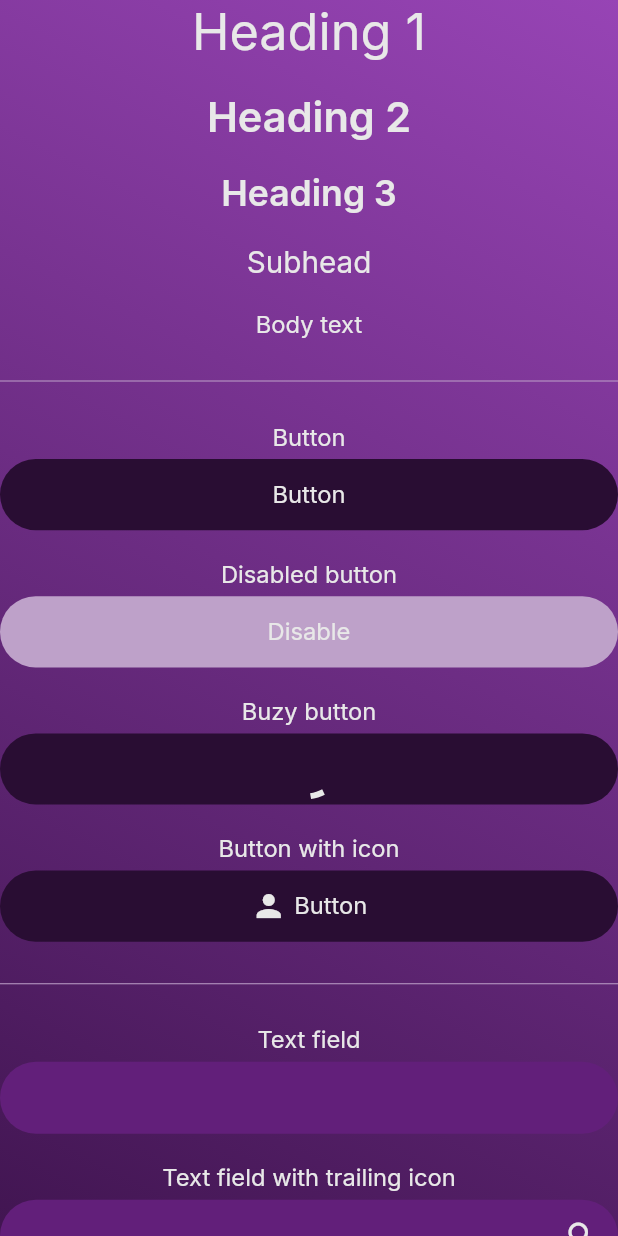
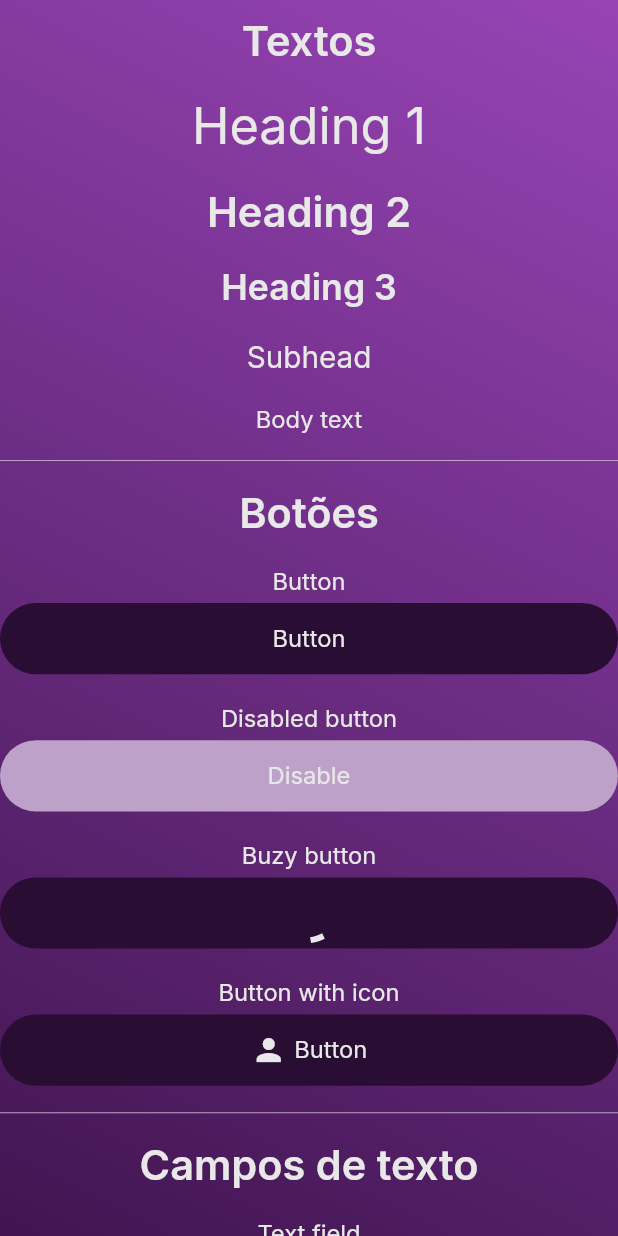
Before and after one commit to zdsantos/my_movies, a Flutter app: the screen it shows after launch, on a phone screen of 412 x 824 dp. Run offline on Flutter 3.47's test engine with Material 2 defaults, Android fonts, the light colour scheme and no system bars; our stand-ins replace flutter_svg, google_fonts, loading_indicator.

Commit message:
refactoring color, text styles and tag widget

```diff
--- a/lib/main.dart
+++ b/lib/main.dart
@@ -20,7 +20,7 @@ class MyApp extends StatelessWidget {
         theme: ThemeData(
           scaffoldBackgroundColor: kWhiteColor,
           textTheme: GoogleFonts.interTextTheme()
-              .apply(displayColor: kGrayColor, bodyColor: kBlackColor),
+              .apply(displayColor: kWhiteColor, bodyColor: kWhiteColor),
           primarySwatch: toMaterialColor(kBlackColor),
           appBarTheme: const AppBarTheme(
             backgroundColor: kWhiteColor,
--- a/lib/screens/design_system_exemples.dart
+++ b/lib/screens/design_system_exemples.dart
@@ -1,10 +1,13 @@
 import 'package:flutter/material.dart';
+import 'package:my_movies/widgets/tag.dart';
+import 'package:my_movies/models/genre.dart';
 import 'package:my_movies/utils/colors.dart';
 import 'package:my_movies/utils/size_config.dart';
 import 'package:my_movies/utils/styles.dart';
-import 'package:my_movies/widgets/box_text.dart';
 import 'package:my_movies/widgets/rounded_button.dart';
+import 'package:my_movies/widgets/solid_icon_button.dart';
 import 'package:my_movies/widgets/text_field.dart';
+import 'package:my_movies/utils/extensions.dart';
 
 class DesignSystemExamplesSreen extends StatelessWidget {
   const DesignSystemExamplesSreen({Key? key}) : super(key: key);
@@ -23,47 +26,67 @@ class DesignSystemExamplesSreen extends StatelessWidget {
               physics: const BouncingScrollPhysics(),
               child: Column(
                 children: [
-                  BoxText.heading1("Heading 1"),
+                  vSpacerSmall,
+                  ...textExamples(),
+                  vSpacerSmall,
+                  const Divider(color: kGrayColor),
+                  vSpacerSmall,
+                  ...buttonExamples(),
+                  vSpacerSmall,
+                  const Divider(color: kGrayColor),
+                  vSpacerSmall,
+                  ...textFieldExamples(),
+                  vSpacerSmall,
+                  const Divider(color: kGrayColor),
+                  vSpacerSmall,
+                  ...componentsExamples(),
                   vSpacer,
-                  BoxText.heading2("Heading 2"),
+                ],
+              ),
+            )),
+      ),
+    );
+  }
+
+  List<Widget> textExamples() {
+    return [
+      const Text("Textos").h2(),
       vSpacer,
-                  BoxText.heading3("Heading 3"),
+      const Text("Heading 1").h1(),
       vSpacer,
-                  BoxText.subhead("Subhead"),
+      const Text("Heading 2").h2(),
       vSpacer,
-                  BoxText.body(
-                    "Body text",
-                  ),
+      const Text("Heading 3").h3(),
       vSpacer,
-                  const Divider(color: kGrayColor),
+      const Text("Subhead").subhead(),
       vSpacer,
-                  BoxText.body(
-                    "Button",
-                  ),
+      const Text("Body text").body(),
+    ];
+  }
+
+  List<Widget> buttonExamples() {
+    return [
+      const Text("Botões").h2(),
+      vSpacer,
+      const Text("Button").body(),
       vSpacerMin,
       const RoundedButton(title: 'Button'),
       vSpacer,
-                  BoxText.body(
-                    "Disabled button",
-                  ),
+      const Text("Disabled button").body(),
       vSpacerMin,
       const RoundedButton(
         title: 'Disable',
         disable: true,
       ),
       vSpacer,
-                  BoxText.body(
-                    "Buzy button",
-                  ),
+      const Text("Buzy button").body(),
       vSpacerMin,
       const RoundedButton(
         title: 'Button',
         buzy: true,
       ),
       vSpacer,
-                  BoxText.body(
-                    "Button with icon",
-                  ),
+      const Text("Button with icon").body(),
       vSpacerMin,
       const RoundedButton(
         title: 'Button',
@@ -72,20 +95,20 @@ class DesignSystemExamplesSreen extends StatelessWidget {
           color: kWhiteColor,
         ),
       ),
+    ];
+  }
+
+  List<Widget> textFieldExamples() {
+    return [
+      const Text("Campos de texto").h2(),
       vSpacer,
-                  const Divider(color: kGrayColor),
-                  vSpacer,
-                  BoxText.body(
-                    'Text field',
-                  ),
+      const Text('Text field').body(),
       vSpacerMin,
       BoxTextField(
         controller: TextEditingController(),
       ),
       vSpacer,
-                  BoxText.body(
-                    'Text field with trailing icon',
-                  ),
+      const Text('Text field with trailing icon').body(),
       vSpacerMin,
       BoxTextField(
         controller: TextEditingController(),
@@ -95,9 +118,7 @@ class DesignSystemExamplesSreen extends StatelessWidget {
         ),
       ),
       vSpacer,
-                  BoxText.body(
-                    'Text field with leading icon',
-                  ),
+      const Text('Text field with leading icon').body(),
       vSpacerMin,
       BoxTextField(
         controller: TextEditingController(),
@@ -105,11 +126,40 @@ class DesignSystemExamplesSreen extends StatelessWidget {
           Icons.person,
           color: kWhiteColor,
         ),
-                  )
-                ],
       ),
-            )),
+      const Text('Text field with leading icon').body(),
+      vSpacerMin,
+      BoxTextField(
+        controller: TextEditingController(),
+        leading: const Icon(
+          Icons.person,
+          color: kWhiteColor,
         ),
-    );
+      ),
+    ];
+  }
+
+  List<Widget> componentsExamples() {
+    return [
+      const Text("Componentes").h2(),
+      vSpacer,
+      const Text('Tags'),
+      vSpacerMin,
+      SingleChildScrollView(
+        scrollDirection: Axis.horizontal,
+        physics: const BouncingScrollPhysics(),
+        child: Row(children: [
+          Tag(text: "Action", onTap: () {}, isOutlined: true),
+          Tag(text: "Adventure", onTap: () {}),
+          Tag(text: "Comedy", onTap: () {}),
+          Tag(text: "Documentary", onTap: () {}),
+          Tag(text: "Triller", onTap: () {}),
+        ]),
+      ),
+      vSpacer,
+      const Text('Solid icon button').body(),
+      vSpacerMin,
+      SolidIconButton(onTap: () {}),
+    ];
   }
 }
--- a/lib/utils/colors.dart
+++ b/lib/utils/colors.dart
@@ -1,4 +1,6 @@
 import 'package:flutter/material.dart';
+
+/// Colors
 
 const kPrimaryColor = Color(0xFF621F7A);
 const kPrimaryLightColor = Color(0xFF9744B5);
@@ -10,6 +12,8 @@ const kWhiteColor = Color(0xFFE8E8E8);
 const kGrayColor = Color(0xFFBEA1C9);
 const kDarkColor = Color(0xFF290D33);
 const kBlackColor = Color(0xFF222222);
+
+/// Gradients
 
 var kTagGradient = const LinearGradient(
   colors: [
--- a/lib/widgets/box_text.dart
+++ /dev/null
@@ -1,38 +0,0 @@
-import 'package:flutter/material.dart';
-import 'package:my_movies/utils/colors.dart';
-import 'package:my_movies/utils/styles.dart';
-
-class BoxText extends StatelessWidget {
-  final String text;
-  final TextStyle style;
-
-  const BoxText._(this.text, this.style);
-
-  factory BoxText.heading1(String text) {
-    return BoxText._(text, heading1Style.apply(color: kWhiteColor));
-  }
-
-  factory BoxText.heading2(String text) {
-    return BoxText._(text, heading2Style.apply(color: kWhiteColor));
-  }
-
-  factory BoxText.heading3(String text) {
-    return BoxText._(text, heading3Style.apply(color: kWhiteColor));
-  }
-
-  factory BoxText.body(String text, {Color? color = kWhiteColor}) {
-    return BoxText._(text, bodyStyle.apply(color: color));
-  }
-
-  factory BoxText.subhead(String text, {Color? color = kWhiteColor}) {
-    return BoxText._(text, subheadStyle.apply(color: color));
-  }
-
-  @override
-  Widget build(BuildContext context) {
-    return Text(
-      text,
-      style: style,
-    );
-  }
-}
--- a/lib/widgets/rounded_button.dart
+++ b/lib/widgets/rounded_button.dart
@@ -2,7 +2,6 @@ import 'package:flutter/material.dart';
 import 'package:my_movies/utils/colors.dart';
 import 'package:my_movies/utils/size_config.dart';
 import 'package:my_movies/utils/styles.dart';
-import 'package:my_movies/widgets/box_text.dart';
 
 class RoundedButton extends StatelessWidget {
   final String title;
@@ -41,10 +40,7 @@ class RoundedButton extends StatelessWidget {
                 children: [
                   if (leading != null) leading!,
                   if (leading != null) hSpacerMin,
-                  BoxText.body(
-                    title,
-                    color: kWhiteColor,
-                  ),
+                  Text(title).body(),
                 ],
               )
             : const CircularProgressIndicator(color: kWhiteColor),
--- a/lib/widgets/text_field.dart
+++ b/lib/widgets/text_field.dart
@@ -1,4 +1,5 @@
 import 'package:flutter/material.dart';
+import 'package:google_fonts/google_fonts.dart';
 import 'package:my_movies/utils/colors.dart';
 import 'package:my_movies/utils/size_config.dart';
 import 'package:my_movies/utils/styles.dart';
@@ -31,7 +32,7 @@ class BoxTextField extends StatelessWidget {
 
     return TextField(
       controller: controller,
-      style: bodyStyle.apply(color: kWhiteColor),
+      style: GoogleFonts.inter().apply(color: kWhiteColor),
       cursorColor: kWhiteColor,
       cursorHeight: defaultSize * 1.6,
       obscureText: isPassword,
--- a/pubspec.yaml
+++ b/pubspec.yaml
@@ -36,6 +36,7 @@ dependencies:
   json_annotation: ^4.4.0
   json_serializable: ^6.1.4
   loading_indicator: ^3.0.2
+  provider: ^6.0.2
 
 dev_dependencies:
   flutter_lints: ^1.0.0
```
Also changed, not shown: lib/components/genre_tag.dart (deleted, +0 -46 lines), lib/components/genres_list.dart (+3 -10 lines), lib/utils/extensions.dart (added, +15 -0 lines), lib/utils/styles.dart (+46 -11 lines), lib/widgets/solid_icon_button.dart (added, +40 -0 lines), lib/widgets/tag.dart (added, +44 -0 lines). Lines whose indentation alone changed are shown as unchanged.
